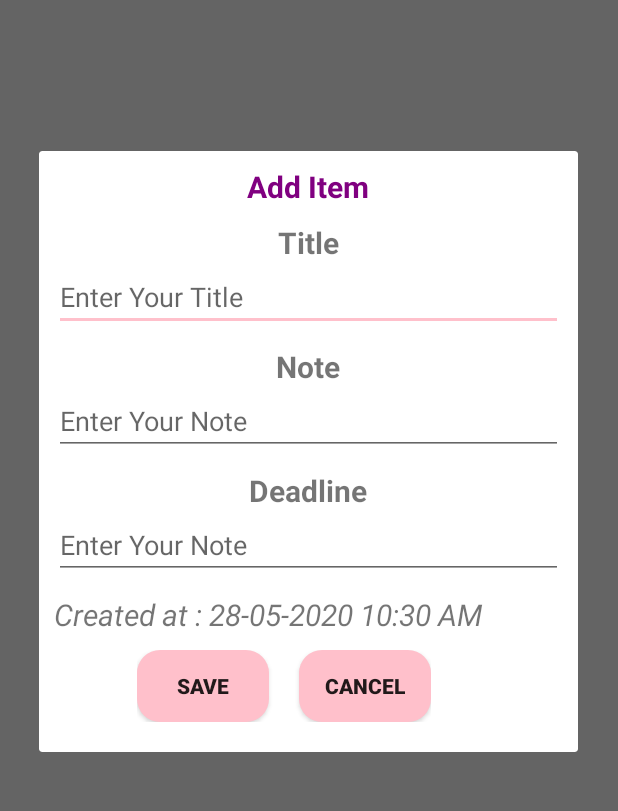
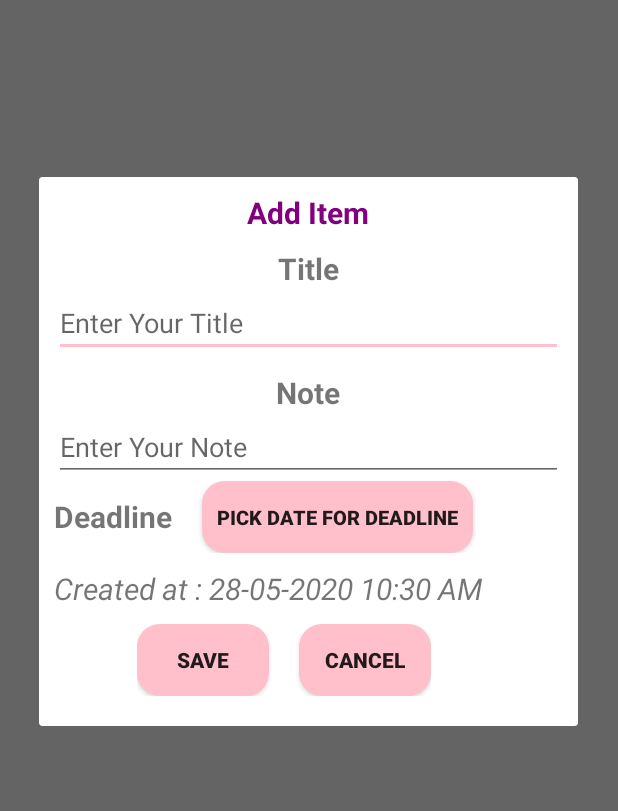
Before and after one commit to rofifahnurul/Tugas-App-toDoList, an Android app: the screen it shows after launch (MainActivity), after a tap on "Add", on a phone screen of 412 x 824 dp, the part 166-977 px from its top. Run offline under Robolectric (Android 15) with nearby library versions, the phone set to English and light mode, and no system bars; our stand-ins replace Room's generated code.

Commit message:
Fitur Deadline

```diff
--- a/ToDo-List/app/src/main/java/id/ac/unhas/todolist/database/ToDoList.kt
+++ b/ToDo-List/app/src/main/java/id/ac/unhas/todolist/database/ToDoList.kt
@@ -14,6 +14,8 @@ data class ToDoList(
     @ColumnInfo(name = "note")
     var note: String,
     @ColumnInfo(name = "date")
-    var date: String
+    var date: String,
+    @ColumnInfo(name = "deadline")
+    var deadline: String
 
 )
--- a/ToDo-List/app/src/main/java/id/ac/unhas/todolist/database/TodoDatabase.kt
+++ b/ToDo-List/app/src/main/java/id/ac/unhas/todolist/database/TodoDatabase.kt
@@ -5,7 +5,7 @@ import androidx.room.Database
 import androidx.room.Room
 import androidx.room.RoomDatabase
 
-@Database(entities = [ToDoList::class], exportSchema = false, version = 3)
+@Database(entities = [ToDoList::class], exportSchema = false, version = 4)
 abstract class TodoDatabase : RoomDatabase() {
 
     abstract fun toDoListDao(): ToDoListDao
--- a/ToDo-List/app/src/main/java/id/ac/unhas/todolist/main/Adapter.kt
+++ b/ToDo-List/app/src/main/java/id/ac/unhas/todolist/main/Adapter.kt
@@ -49,6 +49,7 @@ class MyViewHolder(itemView: View) : RecyclerView.ViewHolder(itemView) {
         option=itemView.findViewById(R.id.option)
         itemView.noteContent.text = toDoList.note
         itemView.titleContent.text = toDoList.toDoList
+        itemView.deadlineContent.text = toDoList.deadline
         itemView.dateContent.text = toDoList.date
         option.setOnClickListener {
             listener(toDoList,layoutPosition)
--- a/ToDo-List/app/src/main/res/layout/add_layout.xml
+++ b/ToDo-List/app/src/main/res/layout/add_layout.xml
@@ -53,25 +53,34 @@
         android:layout_height="match_parent"
         android:hint="@string/hintNote"
         android:id="@+id/addNote"/>
+    <LinearLayout
+        android:layout_width="wrap_content"
+        android:layout_height="match_parent"
+        android:orientation="horizontal">
 
     <TextView
         android:layout_width="match_parent"
-        android:layout_height="wrap_content"
+        android:layout_height="match_parent"
         android:layout_marginTop="10dp"
         android:textSize="20sp"
         android:textStyle="bold"
         android:layout_marginStart="10dp"
         android:layout_marginEnd="10dp"
-        android:text="@string/Deadline"
-        android:textAlignment="center"/>
+        android:text="@string/Deadline" />
 
-    <EditText
-        android:layout_width="match_parent"
+    <Button
+        android:layout_width="wrap_content"
         android:layout_marginStart="10dp"
         android:layout_marginEnd="10dp"
         android:layout_height="match_parent"
-        android:hint="@string/hintNote"
+        android:text="@string/addDeadline"
+        android:background="@drawable/rounded"
+        android:textSize="13sp"
+        android:textStyle="bold"
+        android:paddingStart="10dp"
+        android:paddingEnd="10dp"
         android:id="@+id/addDeadline"/>
+    </LinearLayout>
 
     <TextView
         android:layout_width="match_parent"
--- a/ToDo-List/app/src/main/res/values/strings.xml
+++ b/ToDo-List/app/src/main/res/values/strings.xml
@@ -13,6 +13,7 @@
     <string name="addDate">Created at : </string>
     <string name="editDate">Updated at : </string>
     <string name="addAlert">Add Item </string>
-    <string name="editAlert">Edit Item below</string>
+    <string name="editAlert">Edit Item</string>
     <string name="Deadline">Deadline</string>
+    <string name="addDeadline">Pick Date for Deadline</string>
 </resources>
```
Also changed, not shown: ToDo-List/app/src/main/java/id/ac/unhas/todolist/main/MainActivity.kt (+22 -1 lines), ToDo-List/app/src/main/res/layout/content_main.xml (+9 -0 lines).
